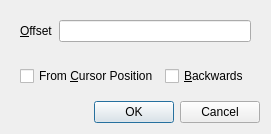
alemariusnexus/gtatools, file src/gtatools-gui/src/src/gui/HexEditorGotoDialog.ui: the form before one commit.
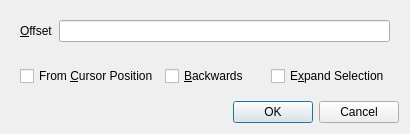
The form after the commit.

```diff
--- a/src/gtatools-gui/src/src/gui/HexEditorGotoDialog.ui
+++ b/src/gtatools-gui/src/src/gui/HexEditorGotoDialog.ui
@@ -6,7 +6,7 @@
    <rect>
     <x>0</x>
     <y>0</y>
-    <width>271</width>
+    <width>410</width>
     <height>104</height>
    </rect>
   </property>
@@ -50,6 +50,13 @@
         </property>
        </widget>
       </item>
+      <item>
+       <widget class="QCheckBox" name="expandBox">
+        <property name="text">
+         <string>E&amp;xpand Selection</string>
+        </property>
+       </widget>
+      </item>
      </layout>
     </widget>
    </item>
```
